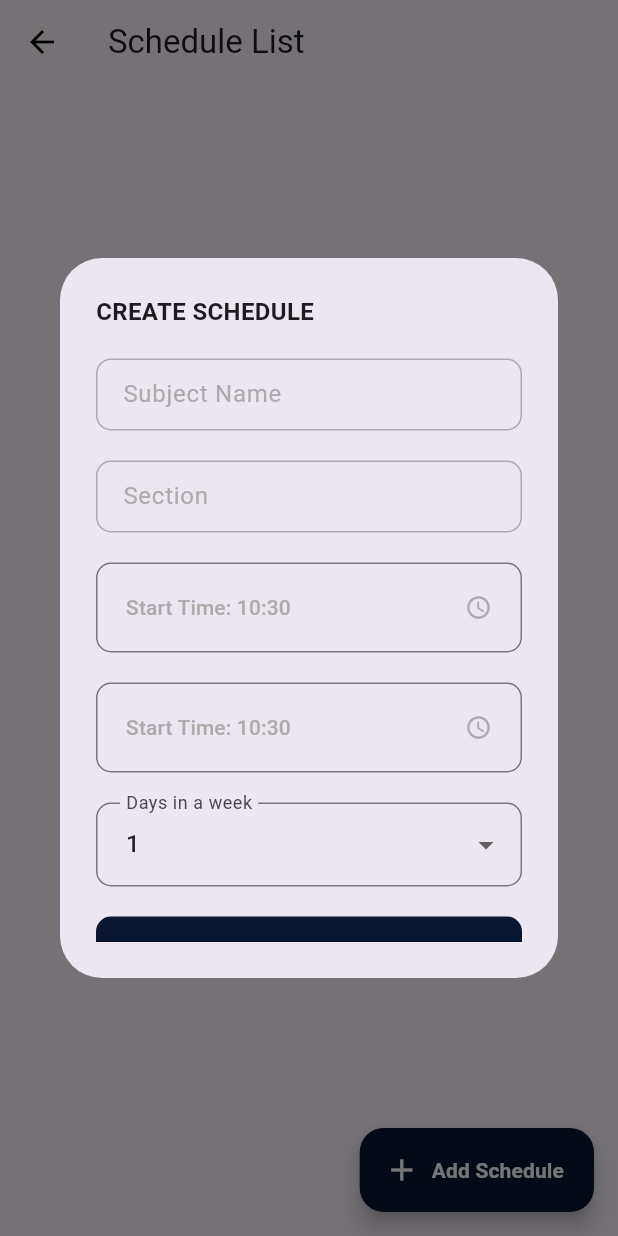
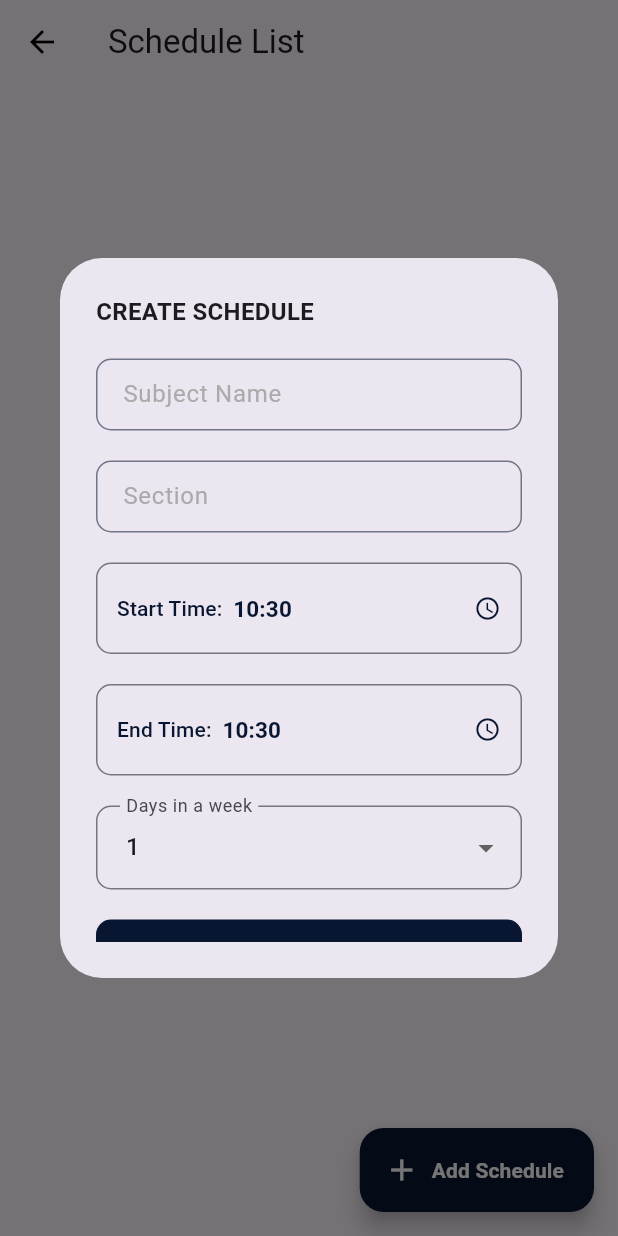
Before and after one commit to Amawers/attendifyyy, a Flutter app: the ListOfSchedules screen opened directly, after a tap on "Add Schedule", on a phone screen of 412 x 824 dp. Run offline on Flutter 3.47's test engine with Material 3 defaults, Android fonts, the phone set to English and light mode, and no system bars; our stand-ins replace email_validator, shared_preferences; missing offline and left inert: mobile_scanner; accounts and stored records are empty; network calls fail.

Commit message:
style: fixed minor design issue

```diff
--- a/lib/create_schedules/create_schedule.dart
+++ b/lib/create_schedules/create_schedule.dart
@@ -153,7 +153,7 @@ class ClassScheduleCard extends StatelessWidget {
             //Class sched card header
             Container(
                 padding: const EdgeInsets.symmetric(
-                    vertical: 10.0, horizontal: 14.0),
+                    vertical: 3.0, horizontal: 14.0),
                 decoration: BoxDecoration(
                     color: Color(backgroundColor),
                     borderRadius: const BorderRadius.vertical(
@@ -175,7 +175,7 @@ class ClassScheduleCard extends StatelessWidget {
                               const PopupMenuItem<int>(
                                 value: 0,
                                 child: Row(children: [
-                                  Icon(Icons.delete_forever, size: 18.0),
+                                  Icon(Icons.edit, size: 18.0),
                                   SizedBox(width: 5.0),
                                   Text("Edit")
                                 ]),
@@ -183,7 +183,7 @@ class ClassScheduleCard extends StatelessWidget {
                               const PopupMenuItem<int>(
                                 value: 1,
                                 child: Row(children: [
-                                  Icon(Icons.edit, size: 18.0),
+                                  Icon(Icons.delete_forever, size: 18.0),
                                   SizedBox(width: 5.0),
                                   Text("Delete")
                                 ]),
@@ -346,7 +346,7 @@ class _CreateScheduleState extends State<CreateSchedule> {
                 OutlinedButton(
                     style: ButtonStyle(
                         padding: MaterialStateProperty.all(
-                            const EdgeInsets.all(20.0)),
+                            const EdgeInsets.symmetric(vertical: 20.0, horizontal: 14.0)),
                         shape: MaterialStateProperty.all(
                           RoundedRectangleBorder(
                             borderRadius: BorderRadius.circular(10.0),
@@ -367,10 +367,15 @@ class _CreateScheduleState extends State<CreateSchedule> {
                     child: Row(
                       mainAxisAlignment: MainAxisAlignment.spaceBetween,
                       children: [
-                        Text(
-                            "Start Time: ${startTime.hour}:${startTime.minute}",
-                            style: const TextStyle(color: Color(0xFFABABAB))),
-                        const Icon(Icons.schedule, color: Color(0xFFABABAB))
+                        Row(children: [
+                          const Text(
+                              "Start Time:  ",
+                              style: TextStyle(color: Color(0xFF081631))),
+                          Text(
+                              "${startTime.hour}:${startTime.minute}",
+                              style: const TextStyle(color: Color(0xFF081631), fontSize: 15.0, fontWeight: FontWeight.bold)),
+                        ]),
+                        const Icon(Icons.schedule, color: Color(0xFF081631))
                       ],
                     )),
                 const SizedBox(height: 20),
@@ -382,7 +387,7 @@ class _CreateScheduleState extends State<CreateSchedule> {
                 OutlinedButton(
                     style: ButtonStyle(
                         padding: MaterialStateProperty.all(
-                            const EdgeInsets.all(20.0)),
+                            const EdgeInsets.symmetric(vertical: 20.0, horizontal: 14.0)),
                         shape: MaterialStateProperty.all(
                           RoundedRectangleBorder(
                             borderRadius: BorderRadius.circular(10.0),
@@ -403,10 +408,15 @@ class _CreateScheduleState extends State<CreateSchedule> {
                     child: Row(
                       mainAxisAlignment: MainAxisAlignment.spaceBetween,
                       children: [
-                        Text("Start Time: ${endTime.hour}:${endTime.minute}",
-                            style: const TextStyle(color: Color(0xFFABABAB))),
-
-                        const Icon(Icons.schedule, color: Color(0xFFABABAB))
+                        Row(children: [
+                          const Text(
+                              "End Time:  ",
+                              style: TextStyle(color: Color(0xFF081631))),
+                          Text(
+                              "${endTime.hour}:${endTime.minute}",
+                              style: const TextStyle(color: Color(0xFF081631), fontSize: 15.0, fontWeight: FontWeight.bold)),
+                        ]),
+                        const Icon(Icons.schedule, color: Color(0xFF081631))
                       ],
                     )),
                 const SizedBox(height: 20),
@@ -509,7 +519,7 @@ Widget createTextFormField(label, valueController, validationCondition) {
         //normal state of textField border
         enabledBorder: const OutlineInputBorder(
             borderRadius: BorderRadius.all(Radius.circular(10.0)),
-            borderSide: BorderSide(color: Color(0xFFABABAB))),
+            borderSide: BorderSide(color: Color(0x8B081631))),
         //border style when error
         errorBorder: const OutlineInputBorder(
             borderRadius: BorderRadius.all(Radius.circular(10.0)),
```
